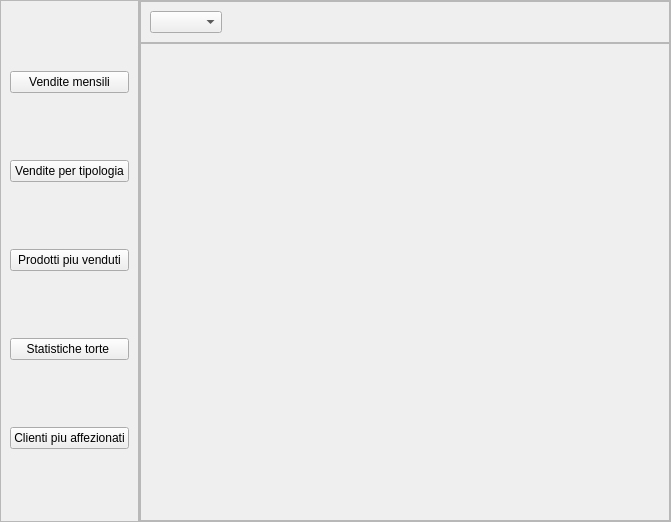
This is projectIS/statistiche/view/VistaStatistiche.ui in chritianchiappa/progetto_panificio as Qt 5 draws it before an edit. The edited form follows.
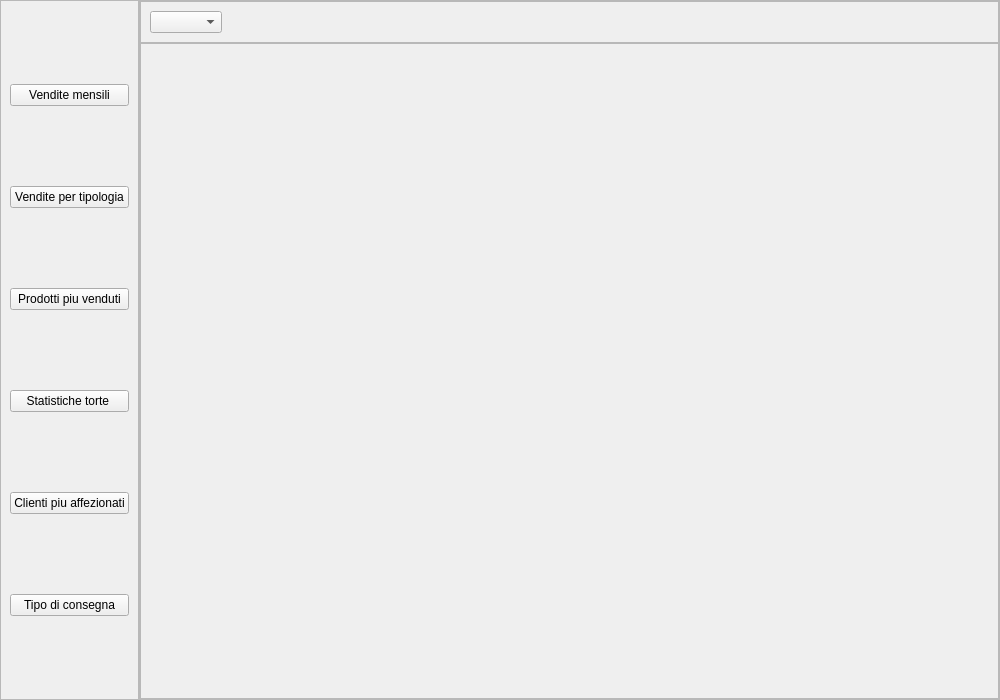
This is the edited form.

Commit message: modifiche anno stats

```diff
--- a/projectIS/statistiche/view/VistaStatistiche.ui
+++ b/projectIS/statistiche/view/VistaStatistiche.ui
@@ -6,8 +6,8 @@
    <rect>
     <x>0</x>
     <y>0</y>
-    <width>671</width>
-    <height>522</height>
+    <width>1000</width>
+    <height>700</height>
    </rect>
   </property>
   <property name="sizePolicy">
@@ -16,6 +16,12 @@
     <verstretch>0</verstretch>
    </sizepolicy>
   </property>
+  <property name="minimumSize">
+   <size>
+    <width>1000</width>
+    <height>700</height>
+   </size>
+  </property>
   <property name="windowTitle">
    <string>Form</string>
   </property>
@@ -85,6 +91,13 @@
         </property>
        </widget>
       </item>
+      <item>
+       <widget class="QPushButton" name="stats_consegna_button">
+        <property name="text">
+         <string>Tipo di consegna</string>
+        </property>
+       </widget>
+      </item>
      </layout>
     </widget>
    </item>
```
The commit also changes 4 other files.
